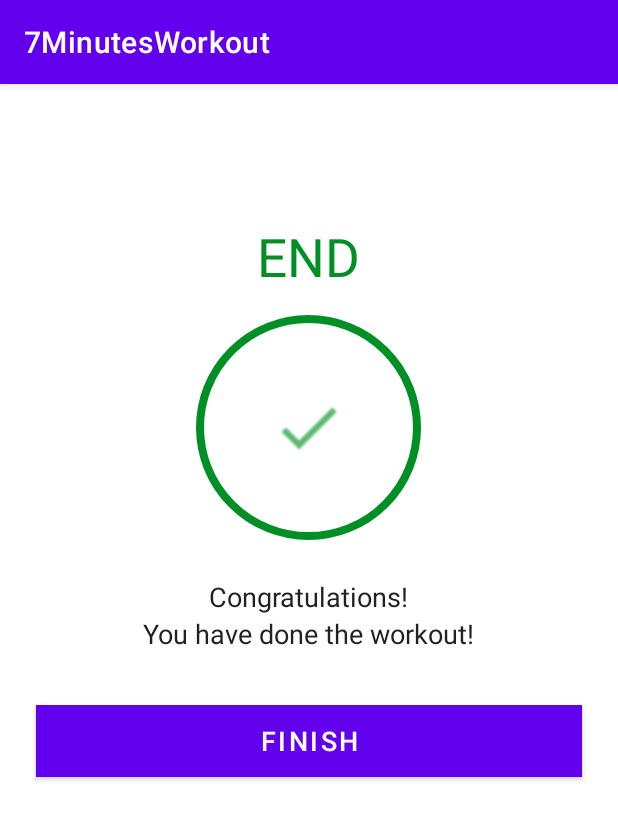
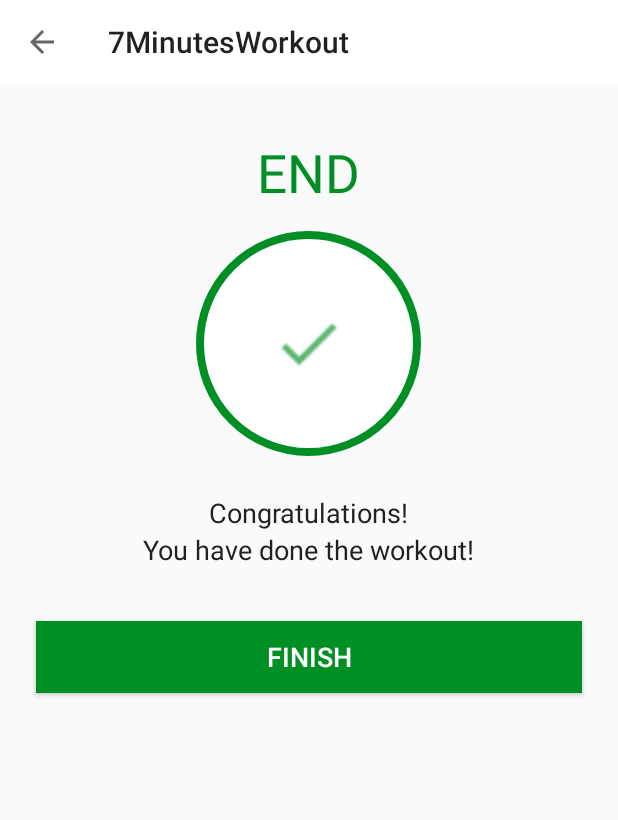
Before and after one commit to abubaker-cs/7MinutesWorkout, an Android app: the FinishActivity screen opened directly, with no data from a screen before it, on a phone screen of 412 x 824 dp. Shown: the top 820 px of the screen. Run offline under Robolectric (Android 15) with nearby library versions, the phone set to English and light mode, and no system bars; our stand-ins replace data binding.

Commit message:
Implemented code for the FinishActivity.kt, so the user can be returned back to the HOME screen.

```diff
--- a/app/src/main/AndroidManifest.xml
+++ b/app/src/main/AndroidManifest.xml
@@ -9,7 +9,10 @@
         android:roundIcon="@mipmap/ic_launcher_round"
         android:supportsRtl="true"
         android:theme="@style/Theme.7MinutesWorkout">
-        <activity android:name=".FinishActivity"></activity>
+        <activity
+            android:name=".FinishActivity"
+            android:screenOrientation="portrait"
+            android:theme="@style/Theme.AppCompat.Light.NoActionBar" />
         <activity
             android:name=".ExerciseActivity"
             android:screenOrientation="portrait"
--- a/app/src/main/java/org/abubaker/a7minutesworkout/FinishActivity.kt
+++ b/app/src/main/java/org/abubaker/a7minutesworkout/FinishActivity.kt
@@ -1,11 +1,50 @@
 package org.abubaker.a7minutesworkout
 
+import android.content.Intent
 import androidx.appcompat.app.AppCompatActivity
 import android.os.Bundle
+import androidx.databinding.DataBindingUtil
+import org.abubaker.a7minutesworkout.databinding.ActivityFinishBinding
 
 class FinishActivity : AppCompatActivity() {
+
+    // Binding Object
+    private lateinit var binding: ActivityFinishBinding
+
     override fun onCreate(savedInstanceState: Bundle?) {
         super.onCreate(savedInstanceState)
-        setContentView(R.layout.activity_finish)
+        binding = DataBindingUtil.setContentView(this@FinishActivity, R.layout.activity_finish)
+        // setContentView(R.layout.activity_finish)
+
+        /**
+         * Since I am using "Binding", that's why "Direct Assignment" is causing issue:
+         * val actionbar = setSupportActionBar(binding.toolbarFinishActivity)
+         *
+         * Alternative approach is:
+         */
+
+        // Enable ActionBar using setSupportActionBar()
+        setSupportActionBar(binding.toolbarFinishActivity)
+
+        // Assigning recently enabled ActionBar to the variable, using supportActionBar
+        val actionbar = supportActionBar
+
+        if (actionbar != null) {
+            // Set back Button
+            actionbar.setDisplayHomeAsUpEnabled(true)
+        }
+
+        binding.toolbarFinishActivity.setNavigationOnClickListener {
+            // It will try to go back, but since there will be no pending exercise, that's why
+            // it will redirect to the HOME Screen
+            onBackPressed()
+        }
+
+        // Button: Finish
+        binding.btnFinish.setOnClickListener {
+            finish()
+        }
+
+
     }
 }
--- a/app/src/main/res/layout/activity_finish.xml
+++ b/app/src/main/res/layout/activity_finish.xml
@@ -1,7 +1,9 @@
-<?xml version="1.0" encoding="utf-8"?><!--TODO(Step 3 : Design the finish screen layout.)-->
+<?xml version="1.0" encoding="utf-8"?>
+<layout xmlns:android="http://schemas.android.com/apk/res/android"
+    xmlns:app="http://schemas.android.com/apk/res-auto"
+    xmlns:tools="http://schemas.android.com/tools">
     <!--START-->
-<LinearLayout xmlns:android="http://schemas.android.com/apk/res/android"
-    xmlns:tools="http://schemas.android.com/tools"
+    <LinearLayout
         android:layout_width="match_parent"
         android:layout_height="match_parent"
         android:gravity="center_horizontal"
@@ -75,3 +77,4 @@
             android:textSize="18sp" />
 
     </LinearLayout><!--END-->
+</layout>
```
Also changed, not shown: app/src/main/java/org/abubaker/a7minutesworkout/ExerciseActivity.kt (+25 -11 lines). Lines whose indentation alone changed are shown as unchanged.
